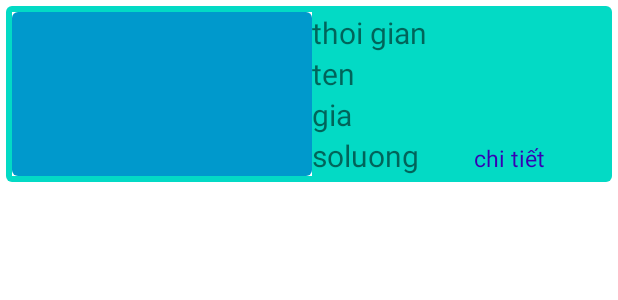
After one commit to namvutru/appsalefi, an Android app: the layout order_item.xml on its own in the app's theme, with its tools: preview values and no code run, on a phone screen of 412 x 824 dp. The commit adds this screen. Shown: the top 300 px of the screen. Run offline under Robolectric (Android 15) with nearby library versions, the phone set to English and light mode, and no system bars.

Commit message:
cap nhat

```diff
--- a/app/src/main/AndroidManifest.xml
+++ b/app/src/main/AndroidManifest.xml
@@ -13,9 +13,9 @@
         android:supportsRtl="true"
         android:theme="@style/Theme.CRUDFirebase"
         tools:targetApi="31">
+        <activity android:name=".activity.OrderActivity" />
         <activity android:name=".activity.OrderDetailActivity" />
         <activity android:name=".activity.PaymentDetails" />
-
         <activity android:name=".activity.AccountActivity" />
         <activity android:name=".activity.MainActivity" />
         <activity android:name=".activity.CartActivity" />
--- a/app/src/main/java/com/example/crudfirebase/activity/OrderDetailActivity.java
+++ b/app/src/main/java/com/example/crudfirebase/activity/OrderDetailActivity.java
@@ -1,6 +1,7 @@
 package com.example.crudfirebase.activity;
 
 import androidx.appcompat.app.AppCompatActivity;
+import androidx.recyclerview.widget.RecyclerView;
 
 import android.os.Bundle;
 
@@ -8,6 +9,7 @@ import com.example.crudfirebase.R;
 
 public class OrderDetailActivity extends AppCompatActivity {
 
+
     @Override
     protected void onCreate(Bundle savedInstanceState) {
         super.onCreate(savedInstanceState);
--- /dev/null
+++ b/app/src/main/res/layout/order_item.xml
@@ -0,0 +1,61 @@
+<?xml version="1.0" encoding="utf-8"?>
+<LinearLayout
+    android:layout_width="match_parent"
+    android:layout_height="wrap_content"
+    android:padding="4sp"
+    android:layout_margin="4sp"
+    xmlns:android="http://schemas.android.com/apk/res/android"
+    android:background="@drawable/bg_itemcart">
+    <ImageView
+        android:id="@+id/imgViewProduct"
+        android:layout_width="200dp"
+        android:layout_height="109dp"
+        android:src="@drawable/productlist_bg"
+        android:background="@color/cardview_light_background"/>
+
+    <LinearLayout
+        android:layout_width="211dp"
+        android:layout_height="match_parent"
+        android:orientation="vertical">
+        <TextView
+            android:id="@+id/textThoigian"
+            android:layout_width="match_parent"
+            android:layout_height="wrap_content"
+            android:text="thoi gian"
+            android:textSize="20dp" />
+
+        <TextView
+            android:id="@+id/textTenorder"
+            android:layout_width="match_parent"
+            android:layout_height="wrap_content"
+            android:text="ten"
+            android:textSize="20dp" />
+
+        <TextView
+            android:id="@+id/textGiaorder"
+            android:layout_width="match_parent"
+            android:layout_height="wrap_content"
+            android:text="gia"
+            android:textSize="20dp" />
+        <LinearLayout
+            android:layout_width="match_parent"
+            android:layout_height="match_parent">
+            <TextView
+                android:id="@+id/textSoluongcart"
+                android:layout_width="108dp"
+                android:layout_height="wrap_content"
+                android:text="soluong"
+                android:textSize="20dp" />
+            <TextView
+                android:id="@+id/chitiet"
+                android:layout_width="match_parent"
+                android:layout_height="wrap_content"
+                android:textColor="@color/purple_700"
+                android:text="chi tiết"
+                android:textSize="15dp"/>
+        </LinearLayout>
+
+
+    </LinearLayout>
+
+</LinearLayout>
--- a/app/src/main/res/menu/home_menu.xml
+++ b/app/src/main/res/menu/home_menu.xml
@@ -10,9 +10,9 @@
         <item android:id="@+id/cart"
             android:title="Cart"
             android:icon="@drawable/ic_action_cart"/>
-        <item android:id="@+id/search"
-            android:title="Search"
-            android:icon="@drawable/ic_action_search"/>
+        <item android:id="@+id/order"
+            android:title="Order"
+            android:icon="@drawable/ic_action_order"/>
         <item android:id="@+id/chat"
             android:title="Chat"
             android:icon="@drawable/ic_action_chat"/>
```
Also changed, not shown: app/build.gradle (+1 -25 lines), app/src/main/java/com/example/crudfirebase/activity/HomeActivity.java (+73 -8 lines), app/src/main/java/com/example/crudfirebase/activity/OrderActivity.java (added, +65 -0 lines), app/src/main/java/com/example/crudfirebase/adapter/ItemOrderRecycleAdapter.java (added, +103 -0 lines), app/src/main/java/com/example/crudfirebase/adapter/ProductRecycleHomeAdapter.java (+10 -2 lines), app/src/main/res/drawable-anydpi/ic_action_order.xml (added, +11 -0 lines), app/src/main/res/layout/activity_order.xml (added, +19 -0 lines), app/src/main/res/layout/activity_search.xml (added, +29 -0 lines), app/src/main/res/drawable-hdpi/ic_action_order.png (added), app/src/main/res/drawable-mdpi/ic_action_order.png (added), app/src/main/res/drawable-xhdpi/ic_action_order.png (added), app/src/main/res/drawable-xxhdpi/ic_action_order.png (added).
